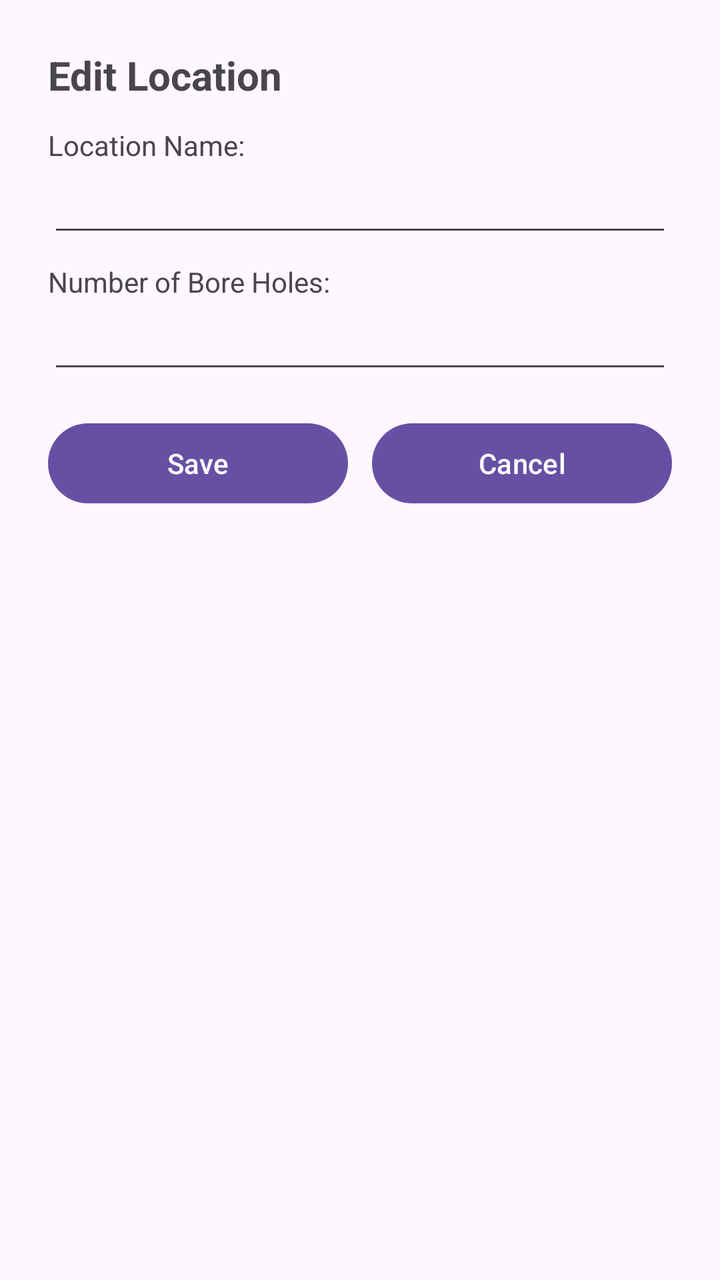
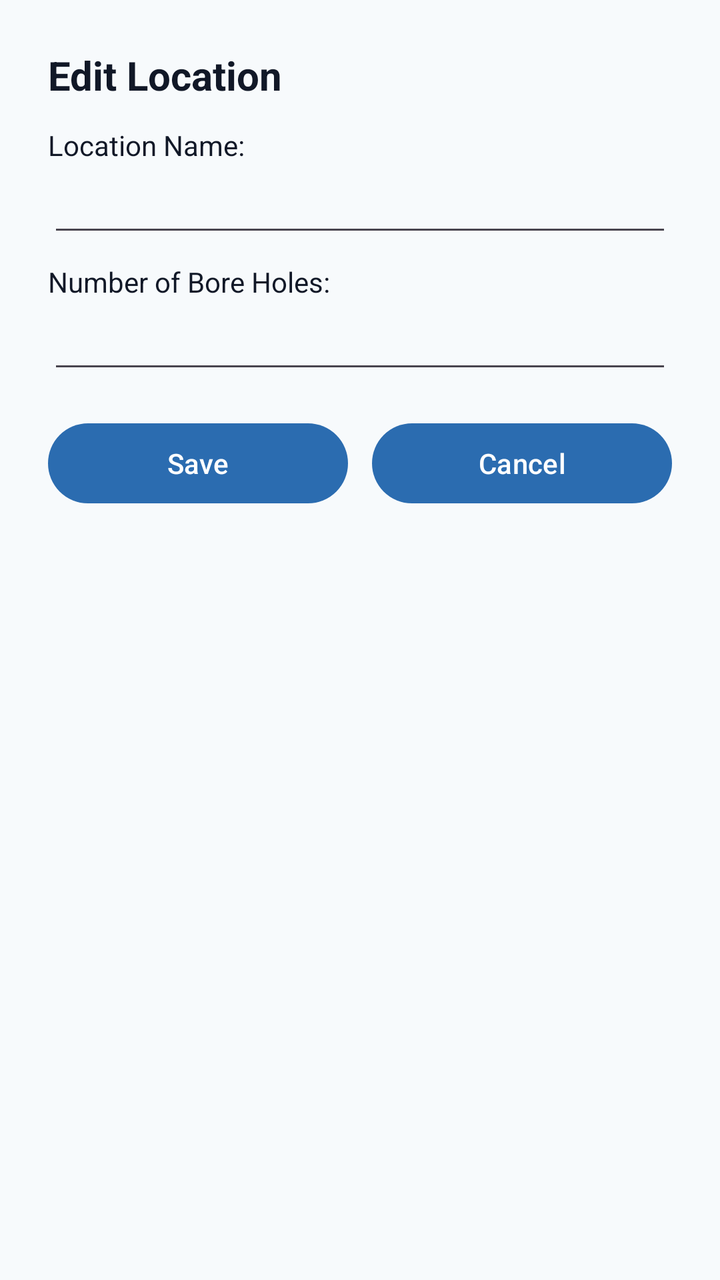

Before-and-after screenshots of an Android layout around one commit, followed by the original layout XML and the change that was made.
<!-- AndroidManifest.xml: application theme Theme.MyApplication -->
<!-- res/layout/activity_edit_location.xml -->
<?xml version="1.0" encoding="utf-8"?>
<ScrollView xmlns:android="http://schemas.android.com/apk/res/android"
    xmlns:app="http://schemas.android.com/apk/res-auto"
    android:layout_width="match_parent"
    android:layout_height="match_parent">

    <LinearLayout
        android:layout_width="match_parent"
        android:layout_height="wrap_content"
        android:orientation="vertical"
        android:padding="24dp">

        <TextView
            android:layout_width="wrap_content"
            android:layout_height="wrap_content"
            android:text="Edit Location"
            android:textSize="20sp"
            android:textStyle="bold" />

        <LinearLayout android:layout_width="match_parent" android:layout_height="wrap_content" android:orientation="vertical" android:layout_marginTop="12dp">
            <TextView android:layout_width="wrap_content" android:layout_height="wrap_content" android:text="Location Name:" />
            <EditText android:id="@+id/txfLocationName" android:layout_width="match_parent" android:layout_height="wrap_content" />

            <TextView android:layout_width="wrap_content" android:layout_height="wrap_content" android:text="Number of Bore Holes:" android:layout_marginTop="8dp" />
            <EditText android:id="@+id/txfBoreHoles" android:layout_width="match_parent" android:layout_height="wrap_content" android:inputType="number" />
        </LinearLayout>

        <LinearLayout android:layout_width="match_parent" android:layout_height="wrap_content" android:orientation="horizontal" android:layout_marginTop="16dp">
            <Button android:id="@+id/btnSave" android:layout_width="0dp" android:layout_weight="1" android:layout_height="wrap_content" android:text="Save" />
            <Space android:layout_width="12dp" android:layout_height="wrap_content" />
            <Button android:id="@+id/btnCancel" android:layout_width="0dp" android:layout_weight="1" android:layout_height="wrap_content" android:text="Cancel" />
        </LinearLayout>

    </LinearLayout>

</ScrollView>
<!-- resources referenced by this layout -->
<resources>
  <style name="Theme.MyApplication" parent="Base.Theme.MyApplication" />
  <style name="Base.Theme.MyApplication" parent="Theme.Material3.DayNight.NoActionBar">
          
          
      </style>
</resources>

<!-- the commit's change to res/layout/activity_edit_location.xml (unified diff, before → after) -->
@@ -19,16 +19,16 @@
 
         <LinearLayout android:layout_width="match_parent" android:layout_height="wrap_content" android:orientation="vertical" android:layout_marginTop="12dp">
             <TextView android:layout_width="wrap_content" android:layout_height="wrap_content" android:text="Location Name:" />
-            <EditText android:id="@+id/txfLocationName" android:layout_width="match_parent" android:layout_height="wrap_content" />
+            <EditText style="@style/AppInput" android:id="@+id/txfLocationName" android:layout_width="match_parent" android:layout_height="wrap_content" />
 
             <TextView android:layout_width="wrap_content" android:layout_height="wrap_content" android:text="Number of Bore Holes:" android:layout_marginTop="8dp" />
-            <EditText android:id="@+id/txfBoreHoles" android:layout_width="match_parent" android:layout_height="wrap_content" android:inputType="number" />
+            <EditText style="@style/AppInput" android:id="@+id/txfBoreHoles" android:layout_width="match_parent" android:layout_height="wrap_content" android:inputType="number" />
         </LinearLayout>
 
         <LinearLayout android:layout_width="match_parent" android:layout_height="wrap_content" android:orientation="horizontal" android:layout_marginTop="16dp">
-            <Button android:id="@+id/btnSave" android:layout_width="0dp" android:layout_weight="1" android:layout_height="wrap_content" android:text="Save" />
+            <Button style="@style/AppButton" android:id="@+id/btnSave" android:layout_width="0dp" android:layout_weight="1" android:layout_height="wrap_content" android:text="Save" />
             <Space android:layout_width="12dp" android:layout_height="wrap_content" />
-            <Button android:id="@+id/btnCancel" android:layout_width="0dp" android:layout_weight="1" android:layout_height="wrap_content" android:text="Cancel" />
+            <Button style="@style/AppButton" android:id="@+id/btnCancel" android:layout_width="0dp" android:layout_weight="1" android:layout_height="wrap_content" android:text="Cancel" />
         </LinearLayout>
 
     </LinearLayout>
<!-- resource entries referenced after the edit -->
@@ -2,8 +2,17 @@
 <resources>
   <style name="Theme.MyApplication" parent="Base.Theme.MyApplication" />
   <style name="Base.Theme.MyApplication" parent="Theme.Material3.DayNight.NoActionBar">
-          
-          
+          <item name="colorPrimary">@color/primary</item>
+          <item name="colorPrimaryVariant">@color/primary_variant</item>
+          <item name="colorOnPrimary">@color/on_primary</item>
+          <item name="android:colorBackground">@color/background</item>
+          <item name="android:textColor">@color/text_primary</item>
+          <item name="android:windowBackground">@color/background</item>
       </style>
+  <color name="primary">#2B6CB0</color>
+  <color name="primary_variant">#245a93</color>
+  <color name="on_primary">#FFFFFFFF</color>
+  <color name="background">#F7FAFC</color>
+  <color name="text_primary">#111827</color>
 </resources>
 
